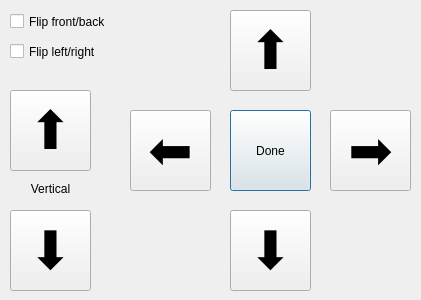
Before: the Qt Designer form interface/directionPad.ui in wiihoffmann/indenter-control-panel, drawn with Qt 5.
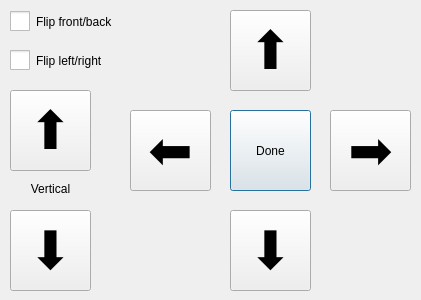
After: the same form once the commit is applied.

Commit message: finish positioning panel

Diff of the .ui file:
```diff
--- a/interface/directionPad.ui
+++ b/interface/directionPad.ui
@@ -10,6 +10,18 @@
     <height>300</height>
    </rect>
   </property>
+  <property name="minimumSize">
+   <size>
+    <width>421</width>
+    <height>300</height>
+   </size>
+  </property>
+  <property name="maximumSize">
+   <size>
+    <width>421</width>
+    <height>300</height>
+   </size>
+  </property>
   <property name="windowTitle">
    <string>Dialog</string>
   </property>
@@ -57,11 +69,17 @@
    <property name="geometry">
     <rect>
      <x>10</x>
-     <y>40</y>
+     <y>50</y>
      <width>131</width>
-     <height>23</height>
+     <height>21</height>
     </rect>
    </property>
+   <property name="styleSheet">
+    <string notr="true">QCheckBox::indicator {
+ 	width: 20px;
+   height: 20px;               
+}</string>
+   </property>
    <property name="text">
     <string>Flip left/right</string>
    </property>
@@ -102,6 +120,12 @@
      <height>23</height>
     </rect>
    </property>
+   <property name="styleSheet">
+    <string notr="true">QCheckBox::indicator {
+	width: 20px;
+	height: 20px;               
+}</string>
+   </property>
    <property name="text">
     <string>Flip front/back</string>
    </property>
```
The commit also changes 3 other files.
